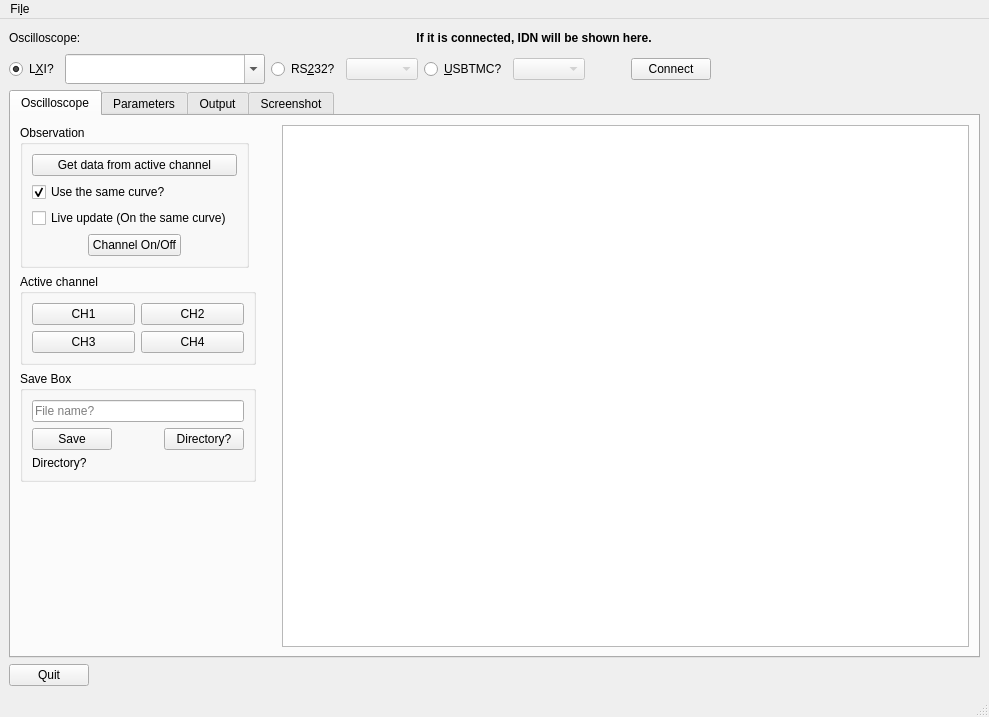
Qt form GUI/LinOsc.ui (ISeeBugsEverywhere/LinuxOscilloscope) before a commit.
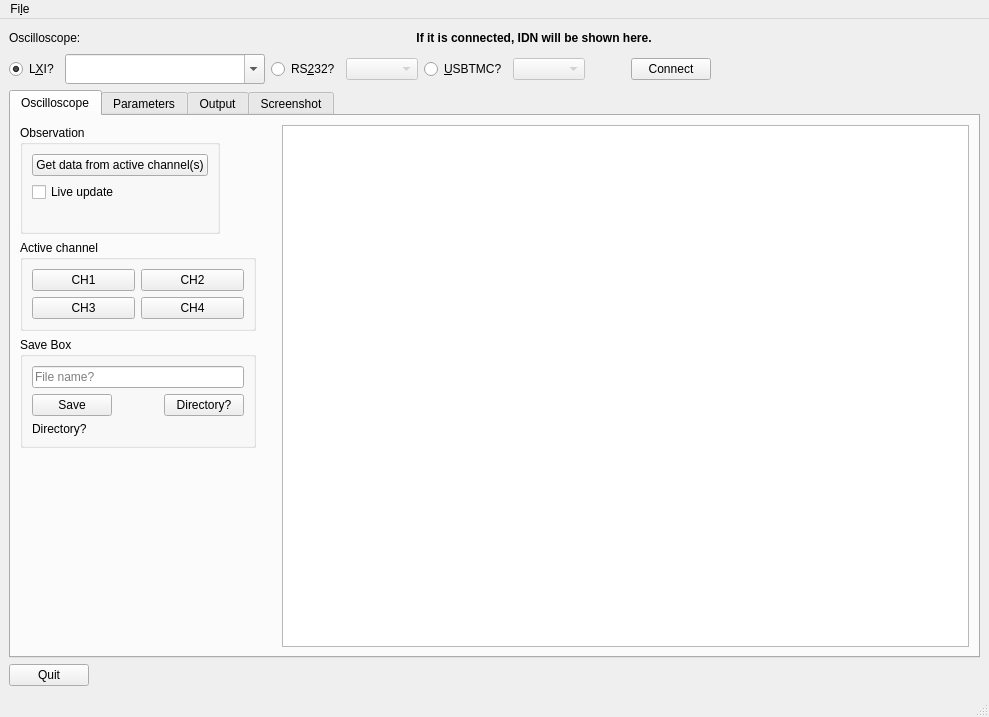
The same form after that commit. Custom widgets are drawn as their Qt base class.

What changed in the file:
```diff
--- a/GUI/LinOsc.ui
+++ b/GUI/LinOsc.ui
@@ -200,31 +200,7 @@
              <string>Observation</string>
             </property>
             <layout class="QGridLayout" name="gridLayout_5">
-             <item row="0" column="0" colspan="3">
-              <widget class="QPushButton" name="get_data_btn">
-               <property name="text">
-                <string>Get data from active channel</string>
-               </property>
-              </widget>
-             </item>
-             <item row="1" column="0" colspan="3">
-              <widget class="QCheckBox" name="same_curve_box">
-               <property name="text">
-                <string>Use the same curve?</string>
-               </property>
-               <property name="checked">
-                <bool>true</bool>
-               </property>
-              </widget>
-             </item>
-             <item row="2" column="0" colspan="3">
-              <widget class="QCheckBox" name="live_update_box">
-               <property name="text">
-                <string>Live update (On the same curve)</string>
-               </property>
-              </widget>
-             </item>
-             <item row="3" column="0">
+             <item row="2" column="0">
               <spacer name="horizontalSpacer_5">
                <property name="orientation">
                 <enum>Qt::Horizontal</enum>
@@ -237,14 +213,14 @@
                </property>
               </spacer>
              </item>
-             <item row="3" column="1">
-              <widget class="QPushButton" name="channel_open_btn">
+             <item row="1" column="0" colspan="2">
+              <widget class="QCheckBox" name="live_update_box">
                <property name="text">
-                <string>Channel On/Off</string>
+                <string>Live update</string>
                </property>
               </widget>
              </item>
-             <item row="3" column="2">
+             <item row="2" column="1">
               <spacer name="horizontalSpacer_6">
                <property name="orientation">
                 <enum>Qt::Horizontal</enum>
@@ -257,6 +233,13 @@
                </property>
               </spacer>
              </item>
+             <item row="0" column="0" colspan="2">
+              <widget class="QPushButton" name="get_data_btn">
+               <property name="text">
+                <string>Get data from active channel(s)</string>
+               </property>
+              </widget>
+             </item>
             </layout>
            </widget>
           </item>
```
Left out of the diff: 2 changed lines with no effect on the pictures.
